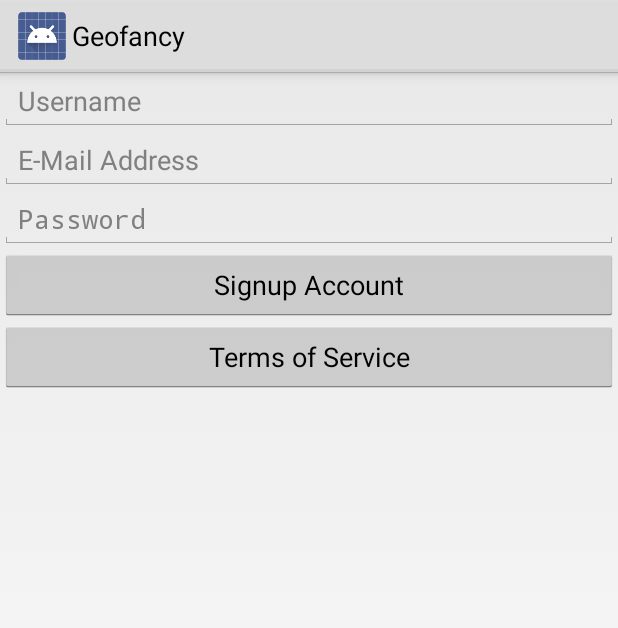
After one commit to Jeremyyiu/LocationGeofencing, an Android app: the layout activity_signup.xml on its own in the app's theme, with its tools: preview values and no code run, on a phone screen of 412 x 824 dp. The commit adds this screen. Shown: the top 628 px of the screen. Run offline under Robolectric (Android 15) with nearby library versions, the phone set to English and light mode, and no system bars.

Commit message:
Signup working

```diff
--- a/app/src/main/AndroidManifest.xml
+++ b/app/src/main/AndroidManifest.xml
@@ -58,6 +58,10 @@
             android:name=".SettingsActivity_"
             android:label="@string/title_activity_settings" >
         </activity>
+        <activity
+            android:name=".SignupActivity_"
+            android:label="@string/title_activity_signup" >
+        </activity>
     </application>
 
 </manifest>
--- a/app/src/main/java/io/kida/geofancy/app/Constants.java
+++ b/app/src/main/java/io/kida/geofancy/app/Constants.java
@@ -11,6 +11,7 @@ public class Constants {
     public static String API_ENDPOINT = "https://my.geofancy.com";
     public static String API_ORIGIN =  android.os.Build.MODEL;//"Android App";
     public static String SESSION_ID = "sessionId";
+    public static String TOS_URI = "https://my.geofancy.com/tos";
 
     public enum TriggerType {
         ARRIVAL,
--- /dev/null
+++ b/app/src/main/res/layout/activity_signup.xml
@@ -0,0 +1,51 @@
+<ScrollView xmlns:android="http://schemas.android.com/apk/res/android"
+    xmlns:tools="http://schemas.android.com/tools"
+    android:layout_width="match_parent"
+    android:layout_height="match_parent"
+    tools:context="io.kida.geofancy.app.SignupActivity">
+
+    <LinearLayout
+        android:layout_width="match_parent"
+        android:layout_height="wrap_content"
+        android:orientation="vertical">
+
+        <EditText
+            android:layout_width="match_parent"
+            android:layout_height="wrap_content"
+            android:hint="Username"
+            android:id="@+id/username_text"
+            android:maxLines="1"
+            android:singleLine="true"/>
+
+        <EditText
+            android:layout_width="match_parent"
+            android:layout_height="wrap_content"
+            android:hint="E-Mail Address"
+            android:id="@+id/email_text"
+            android:maxLines="1"
+            android:singleLine="true"/>
+
+        <EditText
+            android:layout_width="match_parent"
+            android:layout_height="wrap_content"
+            android:hint="Password"
+            android:password="true"
+            android:id="@+id/password_text"
+            android:maxLines="1"
+            android:singleLine="true"/>
+
+        <Button
+            android:layout_width="match_parent"
+            android:layout_height="wrap_content"
+            android:text="Signup Account"
+            android:id="@+id/signup_button"/>
+
+        <Button
+            android:layout_width="match_parent"
+            android:layout_height="wrap_content"
+            android:text="Terms of Service"
+            android:id="@+id/tos_button"/>
+
+        </LinearLayout>
+
+</ScrollView>
--- a/app/src/main/res/values/strings.xml
+++ b/app/src/main/res/values/strings.xml
@@ -18,5 +18,6 @@
     <string name="geocoding_progress_message">Determining Location and saving…</string>
     <string name="title_activity_settings">Settings</string>
     <string name="hello_blank_fragment">Hello blank fragment</string>
+    <string name="title_activity_signup">SignupActivity</string>
 
 </resources>
```
Also changed, not shown: app/src/main/java/io/kida/geofancy/app/GeofancyNetworking.java (+7 -12 lines), app/src/main/java/io/kida/geofancy/app/SettingsActivity.java (+8 -1 lines), app/src/main/java/io/kida/geofancy/app/SignupActivity.java (added, +105 -0 lines), app/src/main/res/menu/signup.xml (added, +8 -0 lines).
